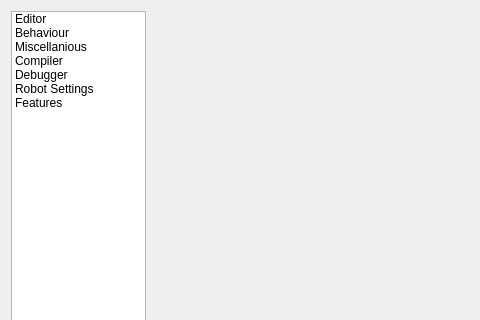
First picture: the form in qrgui/dialogs/preferencesDialog.ui, repository qreal/qreal, before the edit; both pictures show x 0 to 480 and y 0 to 320 of the 580 by 450 pixel window.
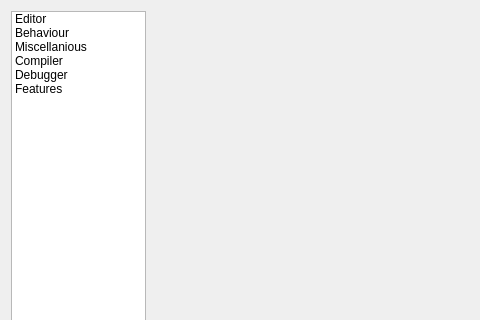
Second picture: the form after the edit. Icons and pictures are not drawn.

Commit message: - robot settings - actions for interpreter control

The edit to the form file:
```diff
--- a/qrgui/dialogs/preferencesDialog.ui
+++ b/qrgui/dialogs/preferencesDialog.ui
@@ -125,15 +125,6 @@
         <normaloff>:/icons/preferences/bug.png</normaloff>:/icons/preferences/bug.png</iconset>
       </property>
      </item>
-     <item>
-      <property name="text">
-       <string>Robot Settings</string>
-      </property>
-      <property name="icon">
-       <iconset resource="../qrgui.qrc">
-        <normaloff>:/icons/preferences/robot.png</normaloff>:/icons/preferences/robot.png</iconset>
-      </property>
-     </item>
      <item>
       <property name="text">
        <string>Features</string>
```
The commit also changes 21 other files.
